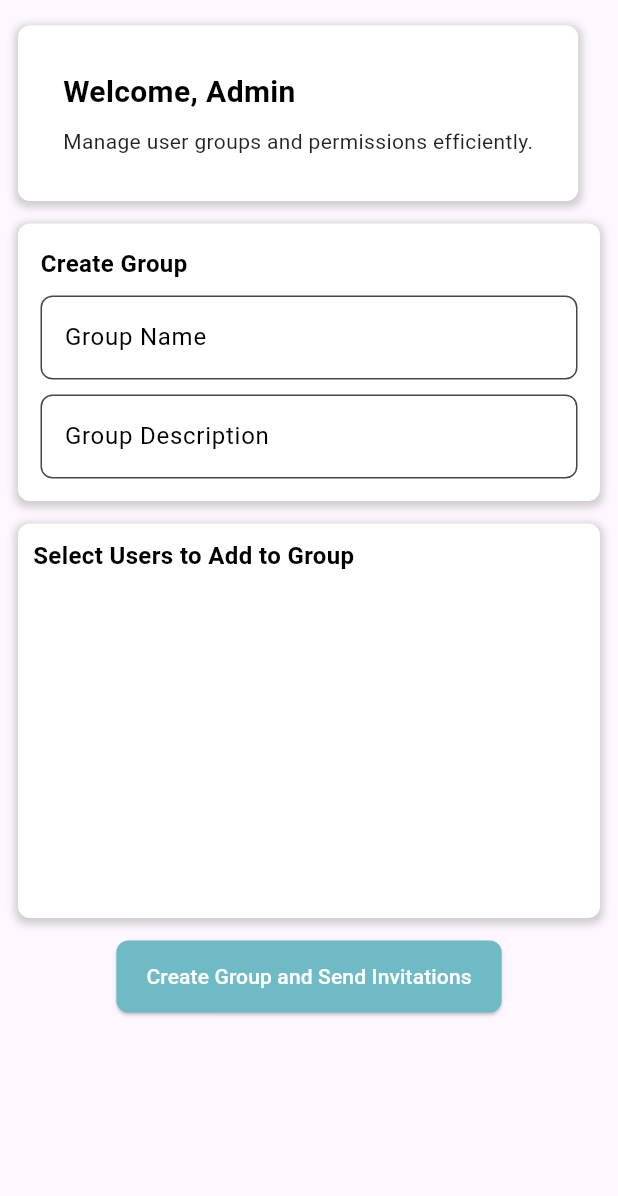
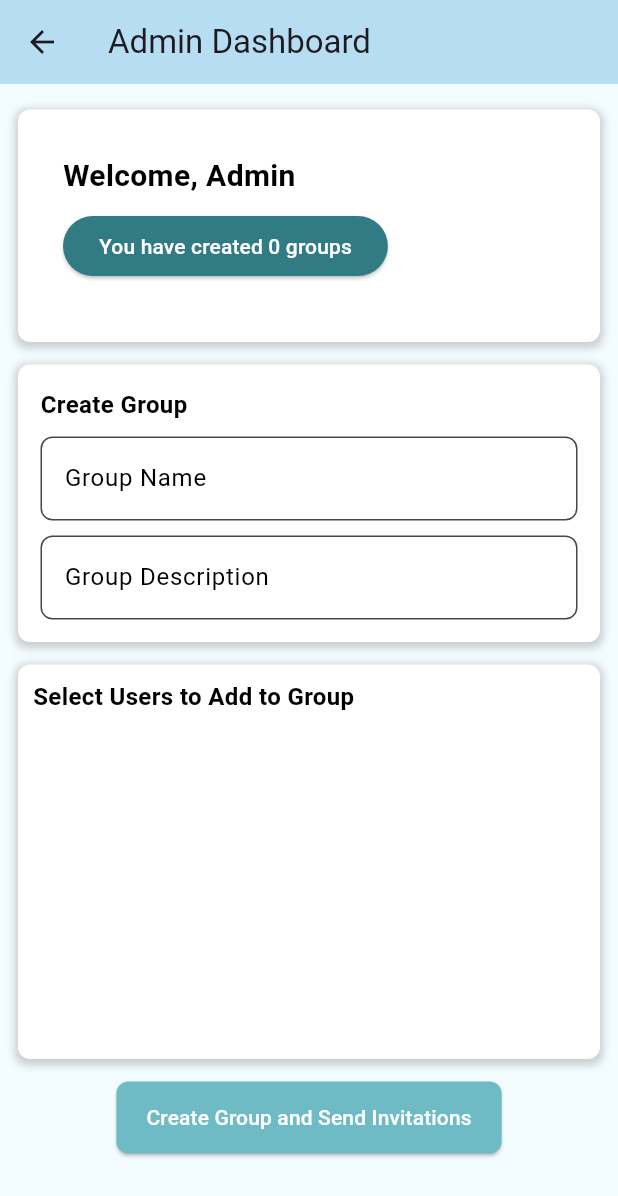
Before and after one commit to Kristoferseyan/fix-emotion, a Flutter app: the DashboardPage screen opened directly with empty values, on a phone screen of 412 x 824 dp. Shown: the top 1196 px of the screen. Run offline on Flutter 3.47's test engine with Material 3 defaults, Android fonts, the phone set to English and light mode, and no system bars; our stand-ins replace animated_splash_screen, camera, fl_chart, flutter_dotenv, flutter_signin_button, google_nav_bar and 7 more; missing offline and left inert: bcrypt, google_mlkit_commons, google_mlkit_pose_detection, mailer, tflite_v2; accounts and stored records are empty.

Commit message:
added a buton on the admin dashboard where you can view groups you created and delete them

```diff
--- /dev/null
+++ b/lib/admin-dashboard/group_management_widget.dart
@@ -0,0 +1,173 @@
+import 'package:flutter/material.dart';
+import 'package:supabase_flutter/supabase_flutter.dart';
+
+class GroupManagementWidget extends StatefulWidget {
+  final String userId; // Admin ID passed to the widget
+
+  const GroupManagementWidget({Key? key, required this.userId}) : super(key: key);
+
+  @override
+  _GroupManagementWidgetState createState() => _GroupManagementWidgetState();
+}
+
+class _GroupManagementWidgetState extends State<GroupManagementWidget> {
+  final supabase = Supabase.instance.client;
+  List<Map<String, dynamic>> groups = [];
+  bool _loadingGroups = false;
+  bool _showGroupList = false; // Controls whether to show the group list
+
+  @override
+  void initState() {
+    super.initState();
+    _fetchGroups(); // Fetch the groups created by this admin
+  }
+
+  // Fetch the groups created by this admin
+  Future<void> _fetchGroups() async {
+    setState(() {
+      _loadingGroups = true;
+    });
+
+    try {
+      final response = await supabase
+          .from('user_groups')
+          .select('*')
+          .eq('created_by', widget.userId); // Fetch groups created by the admin
+
+      setState(() {
+        groups = List<Map<String, dynamic>>.from(response as List);
+        _loadingGroups = false;
+      });
+    } catch (error) {
+      setState(() {
+        _loadingGroups = false;
+      });
+      ScaffoldMessenger.of(context).showSnackBar(
+        SnackBar(content: Text('Error fetching groups: $error')),
+      );
+    }
+  }
+
+  // Delete a group by ID
+  Future<void> _deleteGroup(String groupId) async {
+    try {
+      await supabase.from('user_groups').delete().eq('id', groupId);
+
+      ScaffoldMessenger.of(context).showSnackBar(
+        const SnackBar(content: Text('Group deleted successfully')),
+      );
+      // Fetch the updated group list
+      _fetchGroups();
+    } catch (error) {
+      ScaffoldMessenger.of(context).showSnackBar(
+        SnackBar(content: Text('Error deleting group: $error')),
+      );
+    }
+  }
+
+  // Confirm deletion of the group
+  void _confirmDeleteGroup(String groupId) {
+    showDialog(
+      context: context,
+      builder: (context) => AlertDialog(
+        title: const Text('Delete Group'),
+        content: const Text('Are you sure you want to delete this group? This action cannot be undone.'),
+        actions: [
+          TextButton(
+            onPressed: () => Navigator.of(context).pop(),
+            child: const Text('Cancel'),
+          ),
+          TextButton(
+            onPressed: () {
+              Navigator.of(context).pop();
+              _deleteGroup(groupId); // Delete the group if confirmed
+            },
+            child: const Text('Delete', style: TextStyle(color: Colors.red)),
+          ),
+        ],
+      ),
+    );
+  }
+
+  @override
+  Widget build(BuildContext context) {
+    final isDarkMode = Theme.of(context).brightness == Brightness.dark;
+
+    return Column(
+      crossAxisAlignment: CrossAxisAlignment.start,
+      children: [
+        Text(
+          'Welcome, Admin',
+          style: TextStyle(
+            color: isDarkMode ? Colors.white : Colors.black,
+            fontSize: 20,
+            fontWeight: FontWeight.bold,
+          ),
+        ),
+        const SizedBox(height: 8),
+        ElevatedButton(
+          onPressed: _loadingGroups
+              ? null
+              : () {
+                  setState(() {
+                    _showGroupList = !_showGroupList; // Toggle group list visibility
+                  });
+                },
+          style: ElevatedButton.styleFrom(
+            backgroundColor: isDarkMode ? Colors.teal : const Color(0xFF317B85),
+          ),
+          child: Text(
+            'You have created ${groups.length} group${groups.length == 1 ? '' : 's'}',
+            style: const TextStyle(color: Colors.white),
+          ),
+        ),
+        const SizedBox(height: 10),
+        if (_loadingGroups)
+          const Center(child: CircularProgressIndicator())
+        else if (_showGroupList)
+          _buildGroupList(isDarkMode), // Show group list when toggled
+      ],
+    );
+  }
+
+  // Build the list of groups created by the admin
+  Widget _buildGroupList(bool isDarkMode) {
+    if (groups.isEmpty) {
+      return Padding(
+        padding: const EdgeInsets.only(top: 10.0),
+        child: Text(
+          'You have not created any groups yet.',
+          style: TextStyle(
+            color: isDarkMode ? Colors.white70 : Colors.black87,
+            fontSize: 16,
+          ),
+        ),
+      );
+    }
+
+    return ListView.builder(
+      shrinkWrap: true,
+      itemCount: groups.length,
+      itemBuilder: (context, index) {
+        final group = groups[index];
+        return Card(
+          color: isDarkMode ? const Color(0xFF1E4A54) : Colors.white,
+          child: ListTile(
+            title: Text(
+              group['group_name'],
+              style: TextStyle(color: isDarkMode ? Colors.white : Colors.black),
+            ),
+            subtitle: Text(
+              group['description'] ?? 'No description',
+              style: TextStyle(color: isDarkMode ? Colors.white70 : Colors.black87),
+            ),
+            trailing: IconButton(
+              icon: const Icon(Icons.delete, color: Colors.red),
+              onPressed: () => _confirmDeleteGroup(group['id']), // Prompt to delete the group
+            ),
+          ),
+        );
+      },
+    );
+  }
+}
--- a/lib/admin-dashboard/main_dashboard_page.dart
+++ b/lib/admin-dashboard/main_dashboard_page.dart
@@ -1,5 +1,6 @@
 import 'package:flutter/material.dart';
 import 'package:supabase_flutter/supabase_flutter.dart';
+import 'group_management_widget.dart';  // Import the GroupManagementWidget
 
 class DashboardPage extends StatefulWidget {
   final String userId;
@@ -31,15 +32,13 @@ Future<void> _fetchUsers() async {
       final userResponse = await supabase
           .from('user_admin')
           .select('*')
-        .eq('role', 'user');  // Only non-admin users
+          .eq('role', 'user'); // Only non-admin users
 
       if (userResponse != null) {
         List<Map<String, dynamic>> allUsers = List<Map<String, dynamic>>.from(userResponse as List);
 
         // Step 2: Fetch visibility settings for all users
-      final settingsResponse = await supabase
-          .from('user_settings')
-          .select('user_id, is_visible_to_admin');
+        final settingsResponse = await supabase.from('user_settings').select('user_id, is_visible_to_admin');
 
         if (settingsResponse != null) {
           // Convert settings response into a map for easy lookup
@@ -54,9 +53,9 @@ Future<void> _fetchUsers() async {
           }).toList();
 
           setState(() {
-          users = visibleUsers;  // Only visible users are stored
+            users = visibleUsers; // Only visible users are stored
             for (var user in users) {
-            selectedUsers[user['id']] = false;  // Initialize all users as unselected
+              selectedUsers[user['id']] = false; // Initialize all users as unselected
             }
           });
         }
@@ -67,7 +66,6 @@ Future<void> _fetchUsers() async {
       );
     }
   }
-
 
   // Send an invite notification to selected users
   Future<void> _sendInviteNotification(String userId, String inviteId, String groupName) async {
@@ -90,7 +88,7 @@ Future<void> _fetchUsers() async {
       final inviteResponse = await supabase.from('group_invitations').insert({
         'group_id': groupId,
         'user_id': userId,
-        'admin_id': widget.userId,  // Admin ID
+        'admin_id': widget.userId, // Admin ID
         'status': 'pending',
         'sent_at': DateTime.now().toIso8601String(),
       }).select().single();
@@ -116,10 +114,7 @@ Future<void> _fetchUsers() async {
       return;
     }
 
-    final selectedUserIds = selectedUsers.entries
-        .where((entry) => entry.value)
-        .map((entry) => entry.key)
-        .toList();
+    final selectedUserIds = selectedUsers.entries.where((entry) => entry.value).map((entry) => entry.key).toList();
 
     if (selectedUserIds.isEmpty) {
       ScaffoldMessenger.of(context).showSnackBar(
@@ -161,14 +156,20 @@ Future<void> _fetchUsers() async {
   Widget build(BuildContext context) {
     final isDarkMode = Theme.of(context).brightness == Brightness.dark;
 
-    return Padding(
+    return Scaffold(
+      appBar: AppBar(
+        title: const Text('Admin Dashboard'),
+        backgroundColor: isDarkMode ? const Color(0xFF0D2C2D) : const Color(0xFFB6DDF2),
+      ),
+      backgroundColor: isDarkMode ? const Color(0xFF122E31) : const Color(0xFFF3FCFF), // Added background color
+      body: Padding(
         padding: const EdgeInsets.all(12.0),
         child: SingleChildScrollView(
           child: Column(
             crossAxisAlignment: CrossAxisAlignment.start,
             children: [
               const SizedBox(height: 5),
-            _buildHeader(isDarkMode),
+              _buildAdminGroupHeader(isDarkMode), // Replace the Welcome, Admin box here
               const SizedBox(height: 15),
               _buildGroupSection(isDarkMode),
               const SizedBox(height: 15),
@@ -178,11 +179,14 @@ Future<void> _fetchUsers() async {
             ],
           ),
         ),
+      ),
     );
   }
 
-  Widget _buildHeader(bool isDarkMode) {
+  // Replacing the old welcome header with the new group management section
+  Widget _buildAdminGroupHeader(bool isDarkMode) {
     return Container(
+      width: double.infinity, // Ensure the container takes the full width
       padding: const EdgeInsets.all(30.0),
       decoration: BoxDecoration(
         color: isDarkMode ? const Color(0xFF1E4A54) : Colors.white,
@@ -196,27 +200,7 @@ Future<void> _fetchUsers() async {
           ),
         ],
       ),
-      child: Column(
-        crossAxisAlignment: CrossAxisAlignment.start,
-        children: [
-          Text(
-            'Welcome, Admin',
-            style: TextStyle(
-              color: isDarkMode ? Colors.white : Colors.black,
-              fontSize: 20,
-              fontWeight: FontWeight.bold,
-            ),
-          ),
-          const SizedBox(height: 8),
-          Text(
-            'Manage user groups and permissions efficiently.',
-            style: TextStyle(
-              color: isDarkMode ? Colors.white70 : Colors.black87,
-              fontSize: 14,
-            ),
-          ),
-        ],
-      ),
+      child: GroupManagementWidget(userId: widget.userId), // Insert the GroupManagementWidget
     );
   }
 
```
Lines whose indentation alone changed are shown as unchanged.
